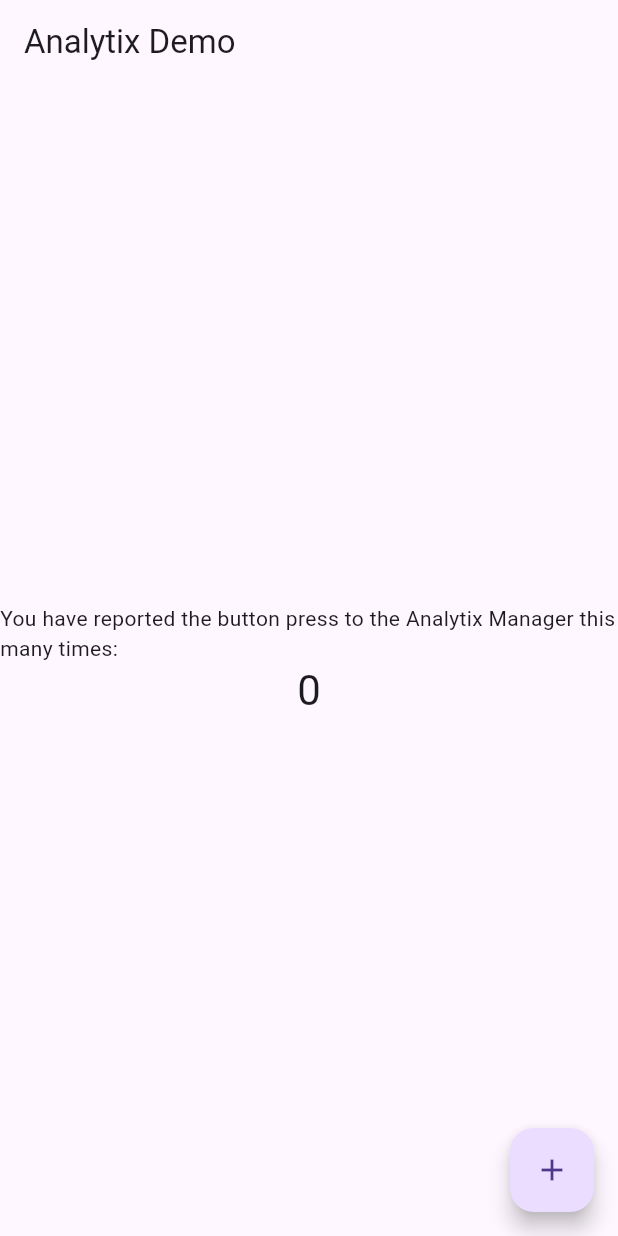
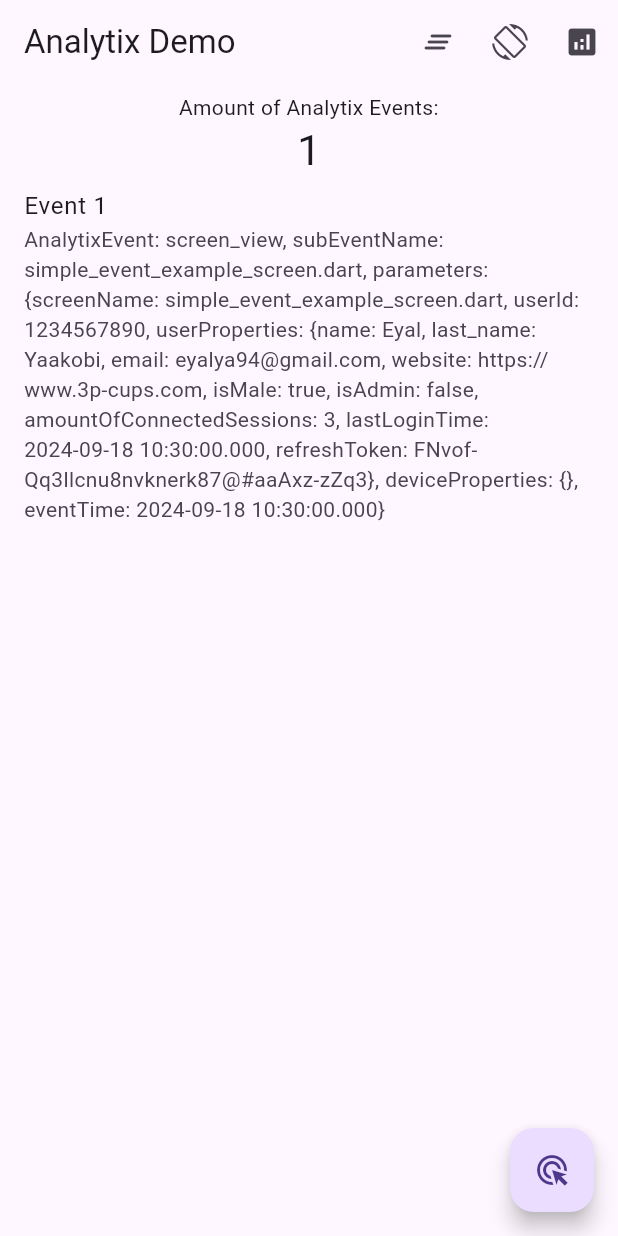
Before and after one commit to unix14/analytix, a Flutter app: the screen it shows after launch, on a phone screen of 412 x 824 dp. Run offline on Flutter 3.47's test engine with Material 3 defaults, Android fonts, the phone set to English and light mode, and no system bars; our stand-ins replace csv.

Commit message:
migrate to android SDK 34 Add/remove reporters logic implemented new screen refactored code into seperate files

```diff
--- a/lib/analitix/abstract/analytix_manager.dart
+++ b/lib/analitix/abstract/analytix_manager.dart
@@ -14,8 +14,9 @@ class AnalytixManager {
   bool _isCollectionEnabled = true;
   String? _screenName;
   String? _userId;
-  Map<String, dynamic> _userProperties = {}; /// todo add device properties collection
-  List<AnalytixEvent> _allEvents = [];
+  Map<String, dynamic> _userProperties = {};
+  Map<String, dynamic> _deviceProperties = {};
+  final List<AnalytixEvent> _allEvents = [];
 
   factory AnalytixManager() {
     return _instance;
@@ -33,21 +34,56 @@ class AnalytixManager {
     print('AnalytixManager init');
   }
 
-  void logEvent(String name, String subEventName, Map<String, dynamic> params) {
+  void logScreenView(String screenName) {
+    print('AnalytixManager setScreenName: $screenName');
+    _screenName = screenName;
+    logEvent('screen_view', screenName);
+  }
+
+  void logEvent(String name, String subEventName, {Map<String, dynamic> params = const {} }) {
     if(!_isCollectionEnabled) {
       print('AnalytixManager logEvent: Collection is disabled');
       return;
     }
     print('AnalytixManager logEvent: $name, $params');
+    Map<String, dynamic> newParams = {};
+    newParams.addAll(params);
 
     for(BaseReporter reporter in reporters) {
-      params['screenName'] = _screenName;
-      params['userId'] = _userId;
-      params['userProperties'] = _userProperties;
-      var newEvent = AnalytixEvent(name, subEventName: subEventName, parameters: params);
+      newParams['screenName'] = _screenName;
+      newParams['userId'] = _userId;
+      newParams['userProperties'] = _userProperties;
+      newParams['deviceProperties'] = _deviceProperties;
+      newParams['eventTime'] = DateTime.now();
+      var newEvent = AnalytixEvent(name, subEventName: subEventName, parameters: newParams);
       reporter.logEvent(newEvent);
       _allEvents.add(newEvent);
     }
+  }
+
+  void addReporters(List<BaseReporter> reporters) {
+    reporters.addAll(reporters);
+  }
+
+  void addReporter(BaseReporter reporter) {
+    reporters.add(reporter);
+  }
+
+  void removeReporters(List<BaseReporter> reporters) {
+    reporters.removeWhere((element) => reporters.contains(element));
+  }
+
+  void removeReporter(BaseReporter reporter) {
+    reporters.remove(reporter);
+  }
+
+  void clearReporters() {
+    reporters.clear();
+  }
+
+  void setDeviceProperties(Map<String, dynamic> properties) {
+    print('AnalytixManager setDeviceProperties: $properties');
+    _userProperties.addAll(properties);
   }
 
   void setUserProperty(String name, dynamic value) {
@@ -60,11 +96,6 @@ class AnalytixManager {
     _userId = userId;
   }
 
-  void setScreenName(String name) {
-    print('AnalytixManager setScreenName: $name');
-    _screenName = name;
-  }
-
   void setAnalyticsCollectionEnabled(bool enabled) {
     print('AnalytixManager setAnalyticsCollectionEnabled: $enabled');
     _isCollectionEnabled = enabled;
@@ -75,6 +106,7 @@ class AnalytixManager {
     _userId = null;
     _screenName = null;
     _userProperties = {};
+    _deviceProperties = {};
     _allEvents.clear();
   }
 }
--- /dev/null
+++ b/lib/custom_reporters/screen_logger_reporter.dart
@@ -0,0 +1,26 @@
+
+import 'package:analitix/analitix/models/analytix_event.dart';
+import '../analitix/abstract/base_reporter.dart';
+
+/// ScreenLoggerReporter class
+/// This class is an example of a custom reporter that extends the BaseReporter class
+/// its responsibility is to log events to the screen
+class ScreenLoggerReporter extends BaseReporter {
+
+  ScreenLoggerReporter._internal();
+  static final ScreenLoggerReporter _instance = ScreenLoggerReporter._internal();
+  factory ScreenLoggerReporter() => _instance;
+
+  List<String> allReports = [];
+
+  @override
+  void init() {
+    print('ScreenLoggerReporter: init');
+  }
+
+  @override
+  void logEvent(AnalytixEvent event) {
+    print('ScreenLoggerReporter: logEvent: $event');
+    allReports.add(event.toString());
+  }
+}
--- a/lib/main.dart
+++ b/lib/main.dart
@@ -1,69 +1,29 @@
 import 'package:analitix/analitix/abstract/analytix_manager.dart';
-import 'package:analitix/analitix/models/analytix_event.dart';
 import 'package:flutter/material.dart';
+import 'custom_reporters/screen_logger_reporter.dart';
+import 'ui/analytix_example_screen.dart';
 
-void main() => runApp(const MyApp());
-
-class MyApp extends StatelessWidget {
-  const MyApp({super.key});
-
-  // This widget is the root of your application.
-  @override
-  Widget build(BuildContext context) {
-    return MaterialApp(
-      title: 'Analytix Demo',
-      theme: ThemeData(
-        primarySwatch: Colors.blue,
-      ),
-      home: MyHomePage(),
-    );
-  }
+void main() {
+  _initAnalytics();
+  runApp(const AnalytixExampleScreen());
 }
 
-class MyHomePage extends StatefulWidget {
-  @override
-  State<MyHomePage> createState() => _MyHomePageState();
+_initAnalytics() {
+  // Init the AnalytixManager
+  AnalytixManager().init();
+
+  // Add the ScreenLoggerReporter
+  AnalytixManager().addReporter(ScreenLoggerReporter());
+
+  // Set the user properties
+  AnalytixManager().setUserId("1234567890");
+  AnalytixManager().setUserProperty("name", "Eyal");
+  AnalytixManager().setUserProperty("last_name", "Yaakobi");
+  AnalytixManager().setUserProperty("email", "eyalya94@gmail.com");
+  AnalytixManager().setUserProperty("website", "https://www.3p-cups.com");
+  AnalytixManager().setUserProperty("isMale", true);
+  AnalytixManager().setUserProperty("isAdmin", false);
+  AnalytixManager().setUserProperty("amountOfConnectedSessions", 3);
+  AnalytixManager().setUserProperty("lastLoginTime", DateTime.now());
+  AnalytixManager().setUserProperty("refreshToken", "FNvof-Qq3llcnu8nvknerk87@#aaAxz-zZq3");
 }
-
-class _MyHomePageState extends State<MyHomePage> {
-  int _counter = 0;
-
-  void _incrementCounter() {
-    setState(() {
-      _counter++;
-    });
-    AnalytixManager().logEvent('main.dart Page', 'button_press', {'counter': _counter});
-  }
-
-  // todo build the tester app in a new screen, and add the analytics code to the button
-  // todo also add a new screen button which reports the screen view
-  // todo also add user properties to the analytics
-
-  @override
-  Widget build(BuildContext context) {
-    return Scaffold(
-      appBar: AppBar(
-        title: const Text("Analytix Demo"),
-      ),
-      body: Center(
-        child: Column(
-          mainAxisAlignment: MainAxisAlignment.center,
-          children: <Widget>[
-            const Text(
-              'You have reported the button press to the Analytix Manager this many times:',
-            ),
-            Text(
-              '$_counter',
-              style: Theme.of(context).textTheme.headlineMedium,
-            ),
-          ],
-        ),
-      ),
-      floatingActionButton: FloatingActionButton(
-        onPressed: _incrementCounter,
-        tooltip: 'Increment',
-        child: const Icon(Icons.add),
-      ), // This trailing comma makes auto-formatting nicer for build methods.
-    );
-  }
-}
--- /dev/null
+++ b/lib/ui/analytix_example_screen.dart
@@ -0,0 +1,19 @@
+
+import 'package:analitix/ui/simple_event_example_screen.dart';
+import 'package:flutter/material.dart';
+
+class AnalytixExampleScreen extends StatelessWidget {
+  const AnalytixExampleScreen({super.key});
+
+  // This widget is the root of your application.
+  @override
+  Widget build(BuildContext context) {
+    return MaterialApp(
+      title: 'Analytix Demo',
+      theme: ThemeData(
+        primarySwatch: Colors.blue,
+      ),
+      home: SimpleEventExampleScreen(),
+    );
+  }
+}
--- /dev/null
+++ b/lib/ui/simple_event_example_screen.dart
@@ -0,0 +1,137 @@
+
+import 'package:analitix/analitix/abstract/analytix_manager.dart';
+import 'package:analitix/custom_reporters/screen_logger_reporter.dart';
+import 'package:analitix/ui/screen_view_example_screen.dart';
+import 'package:flutter/material.dart';
+
+class SimpleEventExampleScreen extends StatefulWidget {
+  @override
+  State<SimpleEventExampleScreen> createState() => _SimpleEventExampleScreenState();
+}
+
+class _SimpleEventExampleScreenState extends State<SimpleEventExampleScreen> {
+
+  int _counter = 0;
+  late ScrollController _scrollController;
+  bool _isDataCollectionEnabled = true;
+
+  @override
+  void initState() {
+    AnalytixManager().logScreenView("simple_event_example_screen.dart");
+    _scrollController = ScrollController();
+    super.initState();
+  }
+
+  @override
+  void dispose() {
+    _scrollController.dispose();
+    super.dispose();
+  }
+
+  @override
+  Widget build(BuildContext context) {
+    // Scroll to the bottom when the widget is built or updated
+    WidgetsBinding.instance.addPostFrameCallback((_) {
+      if (_scrollController.hasClients) {
+        _scrollController.jumpTo(_scrollController.position.maxScrollExtent);
+      }
+    });
+    return Scaffold(
+      appBar: AppBar(
+        title: const Text("Analytix Demo"),
+        actions: [
+          IconButton(
+            tooltip: "Clear all reports",
+            icon: const Icon(Icons.clear_all_rounded),
+            onPressed: ScreenLoggerReporter().allReports.isNotEmpty ? () {
+              setState(() {
+                ScreenLoggerReporter().allReports.clear();
+                _showSnackBar("All Reports Cleared");
+              });
+            } : null,
+          ),
+          IconButton(
+            tooltip: "Navigate to new Screen",
+            icon: const Icon(Icons.screen_rotation_outlined),
+            onPressed: () async {
+              _showSnackBar("Open new Screen");
+              await Navigator.push(context, MaterialPageRoute(builder: (context) => const ScreenViewExampleScreen()));
+              setState(() {});
+            },
+          ),
+          // disable / enable button  for data collection
+          IconButton(
+            tooltip: "Disable / Enable Data Collection",
+            icon: Icon(_isDataCollectionEnabled ? Icons.analytics : Icons.data_array),
+            onPressed: () {
+              _onDataCollectionChanged();
+            },
+          ),
+        ],
+      ),
+      body: Center(
+        child: SingleChildScrollView(
+          child: Column(
+            mainAxisAlignment: MainAxisAlignment.center,
+            crossAxisAlignment: CrossAxisAlignment.center,
+            children: <Widget>[
+              const Text(
+                'Amount of Analytix Events:',
+                textAlign: TextAlign.center,
+              ),
+              Text(
+                ScreenLoggerReporter().allReports.length.toString(),
+                style: Theme.of(context).textTheme.headlineMedium,
+              ),
+              Container(
+                height: MediaQuery.of(context).size.height * 0.85,
+                padding: const EdgeInsets.only(bottom: kBottomNavigationBarHeight),
+                child: ListView.builder(
+                  controller: _scrollController,
+                  itemBuilder: (context, index) {
+                  return ListTile(
+                    title: Text('Event ${index+1}'),
+                    subtitle: Text(ScreenLoggerReporter().allReports[index].toString()),
+                  );
+                },
+                  itemCount: ScreenLoggerReporter().allReports.length,
+                  shrinkWrap: true,
+                ),
+              ),
+            ],
+          ),
+        ),
+      ),
+      floatingActionButton: FloatingActionButton(
+        onPressed: _incrementCounter,
+        tooltip: 'Click',
+        child: const Icon(Icons.ads_click),
+      ),
+    );
+  }
+
+  void _incrementCounter() {
+    setState(() {
+      _counter++;
+    });
+    AnalytixManager().logEvent('click_events', 'button_press', params: {'counter': _counter});
+    _showSnackBar("Button Pressed $_counter times");
+  }
+
+  _onDataCollectionChanged() {
+    setState(() {
+      _isDataCollectionEnabled = !_isDataCollectionEnabled;
+      AnalytixManager().setAnalyticsCollectionEnabled(_isDataCollectionEnabled);
+    });
+    // Show a SnackBar message to indicate the change
+    _showSnackBar(_isDataCollectionEnabled ? "Data Collection Enabled" : "Data Collection Disabled");
+  }
+
+  _showSnackBar(String message) {
+    SnackBar snackBar = SnackBar(
+      content: Text(message),
+      duration: const Duration(seconds: 2),
+    );
+    ScaffoldMessenger.of(context).showSnackBar(snackBar);
+  }
+}
```
Also changed, not shown: lib/analitix/extensions/device_extensions.dart (added, +53 -0 lines), lib/ui/screen_view_example_screen.dart (added, +35 -0 lines), 2 other files.
